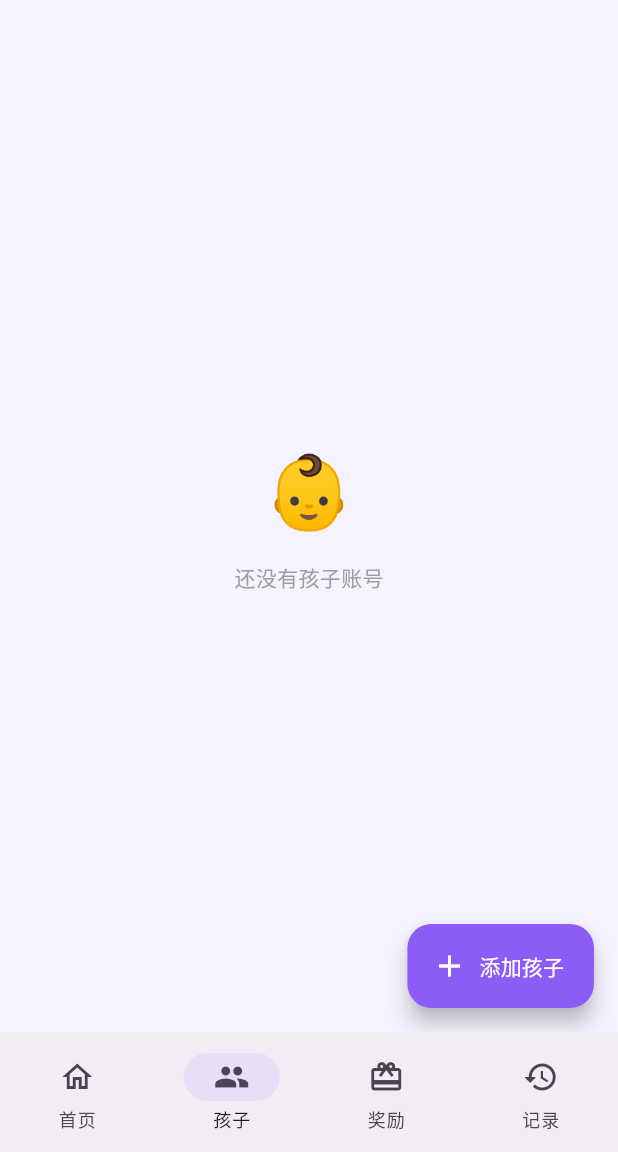
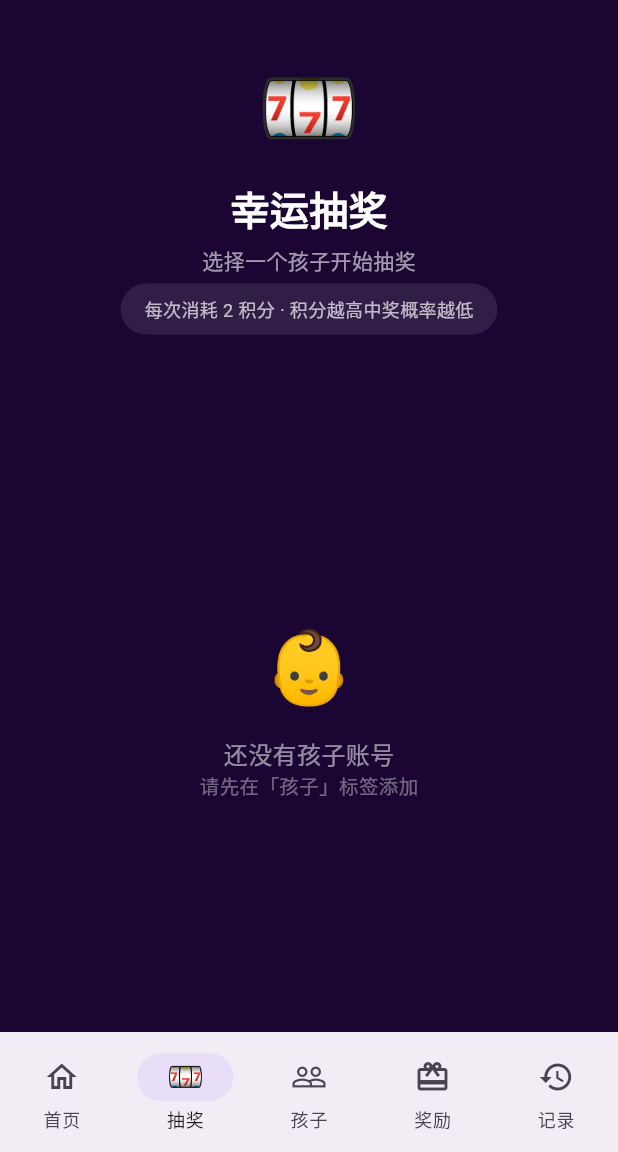
Before and after one commit to kooyii/Monster-Game, a Flutter app: the ParentApp screen opened directly, item 2 of the bottom bar chosen, on a phone screen of 412 x 824 dp, the part 84-1236 px from its top. Run offline on Flutter 3.47's test engine with Material 3 defaults, Android fonts, the phone set to English and light mode, and no system bars; our stand-ins replace flutter_riverpod, flutter_secure_storage, sqflite; accounts and stored records are empty.

Commit message:
Add lottery as separate tab in parent app navigation

```diff
--- /dev/null
+++ b/family_rewards/lib/screens/parent/lottery_tab.dart
@@ -0,0 +1,162 @@
+import 'package:flutter/material.dart';
+import '../../api_service.dart';
+import '../../models.dart';
+import '../../theme.dart';
+import '../lottery_screen.dart';
+
+class LotteryTab extends StatefulWidget {
+  const LotteryTab({super.key});
+  @override
+  State<LotteryTab> createState() => _LotteryTabState();
+}
+
+class _LotteryTabState extends State<LotteryTab> {
+  List<Child> _children = [];
+  bool _loading = true;
+
+  @override
+  void initState() {
+    super.initState();
+    _load();
+  }
+
+  Future<void> _load() async {
+    setState(() => _loading = true);
+    try {
+      final c = await ApiService().getChildren();
+      setState(() => _children = c);
+    } catch (e) {
+      if (mounted) ScaffoldMessenger.of(context).showSnackBar(SnackBar(content: Text('加载失败: $e')));
+    } finally {
+      setState(() => _loading = false);
+    }
+  }
+
+  @override
+  Widget build(BuildContext context) {
+    return Scaffold(
+      backgroundColor: const Color(0xFF1A0533),
+      body: _loading
+          ? const Center(child: CircularProgressIndicator(color: Colors.white))
+          : RefreshIndicator(
+              onRefresh: _load,
+              child: CustomScrollView(
+                slivers: [
+                  SliverToBoxAdapter(
+                    child: Padding(
+                      padding: const EdgeInsets.fromLTRB(24, 32, 24, 8),
+                      child: Column(
+                        children: [
+                          const Text('🎰', style: TextStyle(fontSize: 56)),
+                          const SizedBox(height: 8),
+                          const Text('幸运抽奖', style: TextStyle(fontSize: 26, fontWeight: FontWeight.w900, color: Colors.white)),
+                          const SizedBox(height: 6),
+                          const Text('选择一个孩子开始抽奖', style: TextStyle(color: Colors.white60, fontSize: 14)),
+                          const SizedBox(height: 6),
+                          Container(
+                            padding: const EdgeInsets.symmetric(horizontal: 16, vertical: 8),
+                            decoration: BoxDecoration(
+                              color: Colors.white.withValues(alpha: 0.1),
+                              borderRadius: BorderRadius.circular(20),
+                            ),
+                            child: const Text('每次消耗 2 积分 · 积分越高中奖概率越低',
+                                style: TextStyle(color: Colors.white70, fontSize: 12)),
+                          ),
+                          const SizedBox(height: 24),
+                        ],
+                      ),
+                    ),
+                  ),
+                  if (_children.isEmpty)
+                    const SliverFillRemaining(
+                      child: Center(
+                        child: Column(
+                          mainAxisSize: MainAxisSize.min,
+                          children: [
+                            Text('👶', style: TextStyle(fontSize: 48)),
+                            SizedBox(height: 12),
+                            Text('还没有孩子账号', style: TextStyle(color: Colors.white54, fontSize: 16)),
+                            Text('请先在「孩子」标签添加', style: TextStyle(color: Colors.white38, fontSize: 13)),
+                          ],
+                        ),
+                      ),
+                    )
+                  else
+                    SliverPadding(
+                      padding: const EdgeInsets.symmetric(horizontal: 16),
+                      sliver: SliverList(
+                        delegate: SliverChildBuilderDelegate(
+                          (ctx, i) => _ChildLotteryCard(child: _children[i], onReturn: _load),
+                          childCount: _children.length,
+                        ),
+                      ),
+                    ),
+                ],
+              ),
+            ),
+    );
+  }
+}
+
+class _ChildLotteryCard extends StatelessWidget {
+  final Child child;
+  final VoidCallback onReturn;
+  const _ChildLotteryCard({required this.child, required this.onReturn});
+
+  @override
+  Widget build(BuildContext context) {
+    final canPlay = child.points >= 2;
+    return Container(
+      margin: const EdgeInsets.only(bottom: 14),
+      decoration: BoxDecoration(
+        gradient: canPlay
+            ? const LinearGradient(colors: [Color(0xFF4C1D95), Color(0xFF7C3AED)], begin: Alignment.topLeft, end: Alignment.bottomRight)
+            : null,
+        color: canPlay ? null : Colors.white.withValues(alpha: 0.08),
+        borderRadius: BorderRadius.circular(20),
+        boxShadow: canPlay
+            ? [BoxShadow(color: kPurple.withValues(alpha: 0.4), blurRadius: 12, offset: const Offset(0, 4))]
+            : [],
+      ),
+      child: Material(
+        color: Colors.transparent,
+        child: InkWell(
+          borderRadius: BorderRadius.circular(20),
+          onTap: canPlay
+              ? () async {
+                  await Navigator.push(context, MaterialPageRoute(builder: (_) => LotteryScreen(child: child)));
+                  onReturn();
+                }
+              : null,
+          child: Padding(
+            padding: const EdgeInsets.all(18),
+            child: Row(
+              children: [
+                Text(child.avatarEmoji, style: const TextStyle(fontSize: 44)),
+                const SizedBox(width: 16),
+                Expanded(
+                  child: Column(
+                    crossAxisAlignment: CrossAxisAlignment.start,
+                    children: [
+                      Text(child.name, style: const TextStyle(fontSize: 18, fontWeight: FontWeight.bold, color: Colors.white)),
+                      const SizedBox(height: 4),
+                      Text(
+                        canPlay ? '⭐ ${child.points} 积分  · 可以抽奖' : '⭐ ${child.points} 积分  · 积分不足',
+                        style: TextStyle(fontSize: 13, color: canPlay ? Colors.white70 : Colors.white38),
+                      ),
+                    ],
+                  ),
+                ),
+                Icon(
+                  canPlay ? Icons.casino_rounded : Icons.lock_outline,
+                  color: canPlay ? Colors.yellow : Colors.white24,
+                  size: 32,
+                ),
+              ],
+            ),
+          ),
+        ),
+      ),
+    );
+  }
+}
--- a/family_rewards/lib/screens/parent/parent_app.dart
+++ b/family_rewards/lib/screens/parent/parent_app.dart
@@ -6,6 +6,7 @@ import 'dashboard.dart';
 import 'children.dart';
 import 'rewards.dart';
 import 'history.dart';
+import 'lottery_tab.dart';
 
 class ParentApp extends ConsumerStatefulWidget {
   const ParentApp({super.key});
@@ -18,6 +19,7 @@ class _ParentAppState extends ConsumerState<ParentApp> {
 
   final _screens = const [
     ParentDashboard(),
+    LotteryTab(),
     ChildrenScreen(),
     RewardsScreen(),
     HistoryScreen(),
@@ -49,6 +51,7 @@ class _ParentAppState extends ConsumerState<ParentApp> {
         onDestinationSelected: (i) => setState(() => _index = i),
         destinations: const [
           NavigationDestination(icon: Icon(Icons.home_outlined), selectedIcon: Icon(Icons.home), label: '首页'),
+          NavigationDestination(icon: Text('🎰', style: TextStyle(fontSize: 20)), selectedIcon: Text('🎰', style: TextStyle(fontSize: 20)), label: '抽奖'),
           NavigationDestination(icon: Icon(Icons.people_outline), selectedIcon: Icon(Icons.people), label: '孩子'),
           NavigationDestination(icon: Icon(Icons.card_giftcard_outlined), selectedIcon: Icon(Icons.card_giftcard), label: '奖励'),
           NavigationDestination(icon: Icon(Icons.history_outlined), selectedIcon: Icon(Icons.history), label: '记录'),
```
